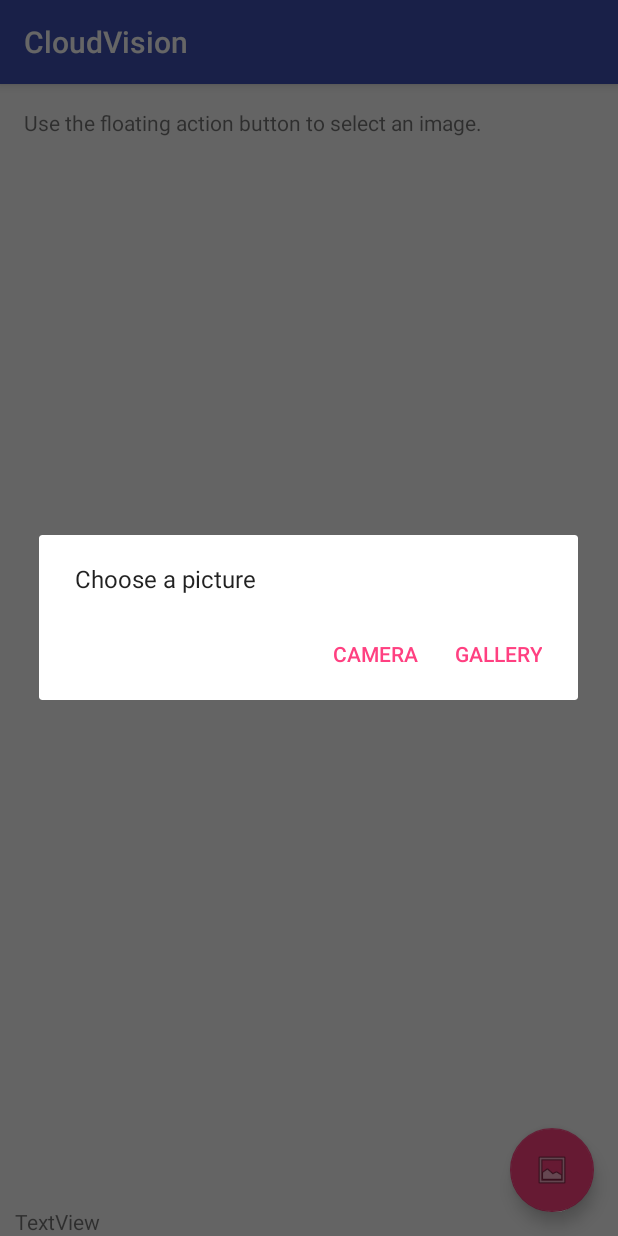
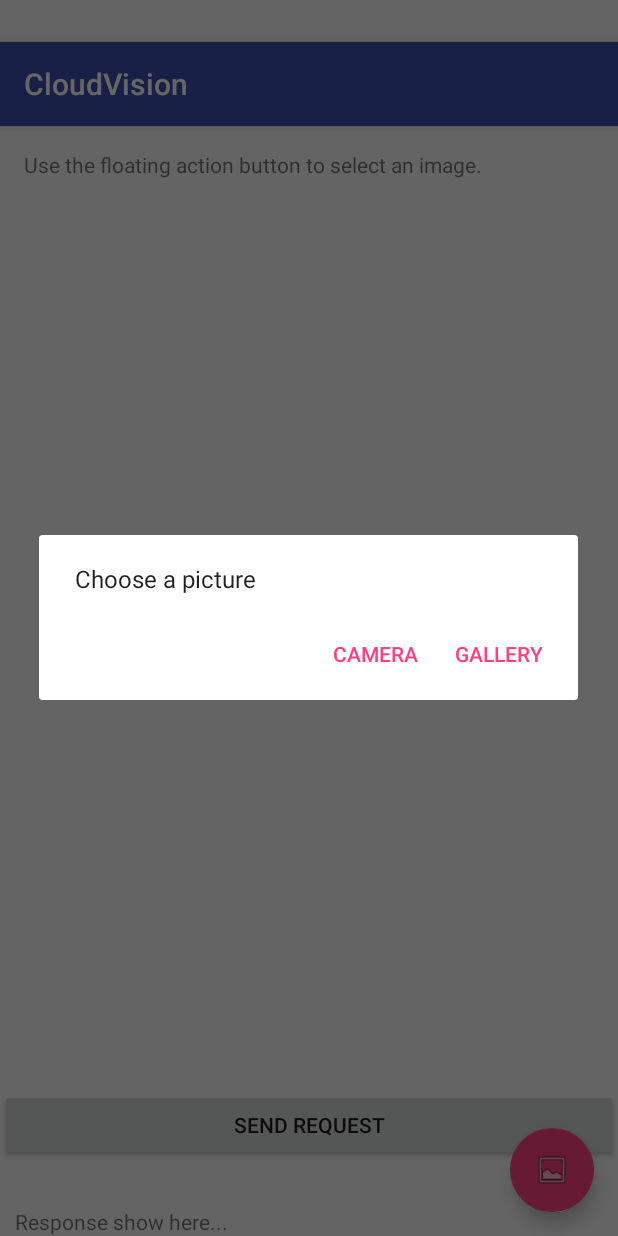
Before and after one commit to amysudarat/Bindr, an Android app: the screen it shows after launch (MainActivity), after a tap on an icon or button, on a phone screen of 412 x 824 dp. Run offline under Robolectric (Android 15) with nearby library versions, the phone set to English and light mode, and no system bars; our stand-ins replace Volley; libraries missing offline, so code that uses them is left out: com.google.api.client, com.google.api.services.

```diff
--- a/app/src/main/java/com/google/sample/cloudvision/MainActivity.java
+++ b/app/src/main/java/com/google/sample/cloudvision/MainActivity.java
@@ -31,9 +31,21 @@ import android.support.v7.app.AlertDialog;
 import android.support.v7.app.AppCompatActivity;
 import android.support.v7.widget.Toolbar;
 import android.util.Log;
+import android.support.v7.widget.AppCompatButton;
+import android.view.View;
 import android.widget.ImageView;
 import android.widget.TextView;
 import android.widget.Toast;
+
+import com.android.volley.AuthFailureError;
+import com.android.volley.Request;
+import com.android.volley.RequestQueue;
+import com.android.volley.Response;
+import com.android.volley.VolleyError;
+import com.android.volley.toolbox.StringRequest;
+import com.android.volley.toolbox.Volley;
+
+
 
 import com.google.api.client.extensions.android.http.AndroidHttp;
 import com.google.api.client.googleapis.json.GoogleJsonResponseException;
@@ -51,18 +63,20 @@ import com.google.api.services.vision.v1.model.Feature;
 import com.google.api.services.vision.v1.model.Image;
 import com.google.api.services.vision.v1.model.TextAnnotation;
 
+
 import java.io.ByteArrayOutputStream;
 import java.io.File;
 import java.io.IOException;
 import java.lang.ref.WeakReference;
 import java.util.ArrayList;
+
 import java.util.List;
 import java.util.Locale;
+import java.util.Map;
 
 
-
-
-public class MainActivity extends AppCompatActivity {
+public class MainActivity extends AppCompatActivity implements
+        View.OnClickListener {
     private static final String CLOUD_VISION_API_KEY = BuildConfig.API_KEY;
     public static final String FILE_NAME = "temp.jpg";
     private static final String ANDROID_CERT_HEADER = "X-Android-Cert";
@@ -79,7 +93,7 @@ public class MainActivity extends AppCompatActivity {
     TextView mImageDetails;
     ImageView mMainImage;
     static TextView xtextView;
-    static String googleReturn;
+    static String val;
 
     @Override
     protected void onCreate(Bundle savedInstanceState) {
@@ -89,17 +103,72 @@ public class MainActivity extends AppCompatActivity {
         setSupportActionBar(toolbar);
         xtextView =  findViewById(R.id.textView2);
         FloatingActionButton fab = findViewById(R.id.fab);
-        fab.setOnClickListener(view -> {
-            AlertDialog.Builder builder = new AlertDialog.Builder(MainActivity.this);
-            builder
-                    .setMessage(R.string.dialog_select_prompt)
-                    .setPositiveButton(R.string.dialog_select_gallery, (dialog, which) -> startGalleryChooser())
-                    .setNegativeButton(R.string.dialog_select_camera, (dialog, which) -> startCamera());
-            builder.create().show();
-        });
+        fab.setOnClickListener(this); // calling onClick() method
+        android.support.v7.widget.AppCompatButton _sendRequest = findViewById(R.id.send_request);
+        _sendRequest.setOnClickListener(this); // calling onClick() method
 
         mImageDetails = findViewById(R.id.image_details);
         mMainImage = findViewById(R.id.main_image);
+    }
+
+
+
+
+
+    @Override
+    public void onClick(View v) {
+        // handling onClick Events
+        switch (v.getId()) {
+
+            case R.id.fab:
+                // code for button when user clicks buttonOne.
+                AlertDialog.Builder builder = new AlertDialog.Builder(MainActivity.this);
+                builder
+                        .setMessage(R.string.dialog_select_prompt)
+                        .setPositiveButton(R.string.dialog_select_gallery, (dialog, which) -> startGalleryChooser())
+                        .setNegativeButton(R.string.dialog_select_camera, (dialog, which) -> startCamera());
+                builder.create().show();
+                break;
+
+            case R.id.send_request:
+                // do your code
+                val = val.replace("\n","%20");
+                val = val.replace(" ","%20");
+                val = val.substring(0,20);
+                String url = "https://www.googleapis.com/books/v1/volumes?q=book+intitle:"+val+"&PrintType=books&orderBy=relevance&key=AIzaSyAWFmdp7t7_MtY8GbVdW3rYCR3zMbOcRuo";
+//                String url = "https://www.googleapis.com/books/v1/volumes?q=book+intitle:harry%20potter&key=AIzaSyAWFmdp7t7_MtY8GbVdW3rYCR3zMbOcRuo";
+
+                // Instantiate the RequestQueue.
+                RequestQueue queue = Volley.newRequestQueue(this);
+                //this is the url where you want to send the request
+                //TODO: replace with your own url to send request, as I am using my own localhost for this tutorial
+
+
+                StringRequest stringRequest = new StringRequest(Request.Method.GET, url,
+                        new Response.Listener<String>() {
+                            @Override
+                            public void onResponse(String response) {
+                                // Display the response string.
+                                //xtextView.setText(response);
+                                int start, stop;
+                                start = response.indexOf("authors");
+                                stop = response.indexOf("],",start+8);
+                                // text box with the author
+                                xtextView.setText(response.substring(start+12,stop-2));
+                            }
+                        }, new Response.ErrorListener() {
+                    @Override
+                    public void onErrorResponse(VolleyError error) {
+                        xtextView.setText("That didn't work!");
+                    }
+                });
+                // Add the request to the RequestQueue.
+                queue.add(stringRequest);
+                break;
+
+            default:
+                break;
+        }
     }
 
     public void startGalleryChooser() {
@@ -287,6 +356,7 @@ public class MainActivity extends AppCompatActivity {
         }
     }
 
+
     private void callCloudVision(final Bitmap bitmap) {
         // Switch text to loading
         mImageDetails.setText(R.string.loading_message);
@@ -337,10 +407,7 @@ public class MainActivity extends AppCompatActivity {
         final TextAnnotation texts = response.getResponses().get(0).getFullTextAnnotation();
         if (texts != null) {
             message.append(texts.getText());
-
-            // get text
-            searchbook hi = new searchbook();
-            hi.sendPost(texts.getText());
+            val = texts.getText();
 
         } else {
             message.append("nothing");
--- a/app/src/main/res/layout/activity_main.xml
+++ b/app/src/main/res/layout/activity_main.xml
@@ -8,9 +8,12 @@
     tools:context="com.google.sample.cloudvision.MainActivity">
 
     <android.support.design.widget.AppBarLayout
+        android:id="@+id/appBarLayout"
         android:layout_width="match_parent"
         android:layout_height="wrap_content"
-        android:theme="@style/AppTheme.AppBarOverlay">
+        android:theme="@style/AppTheme.AppBarOverlay"
+        app:layout_anchor="@+id/appBarLayout"
+        app:layout_anchorGravity="bottom|center">
 
         <android.support.v7.widget.Toolbar
             android:id="@+id/toolbar"
@@ -35,9 +38,18 @@
         android:id="@+id/textView2"
         android:layout_width="match_parent"
         android:layout_height="wrap_content"
-        android:text="TextView"
+        android:text="Response show here..."
         android:layout_gravity="bottom"
         android:layout_marginHorizontal="10dp"
         />
 
+
+    <android.support.v7.widget.AppCompatButton
+        android:id="@+id/send_request"
+        android:layout_width="match_parent"
+        android:layout_height="wrap_content"
+        android:layout_gravity="bottom"
+        android:layout_marginBottom="50dp"
+        android:text="Send Request" />
+
 </android.support.design.widget.CoordinatorLayout>
```
Also changed, not shown: app/src/main/java/com/google/sample/cloudvision/searchbook.java (+8 -6 lines).
